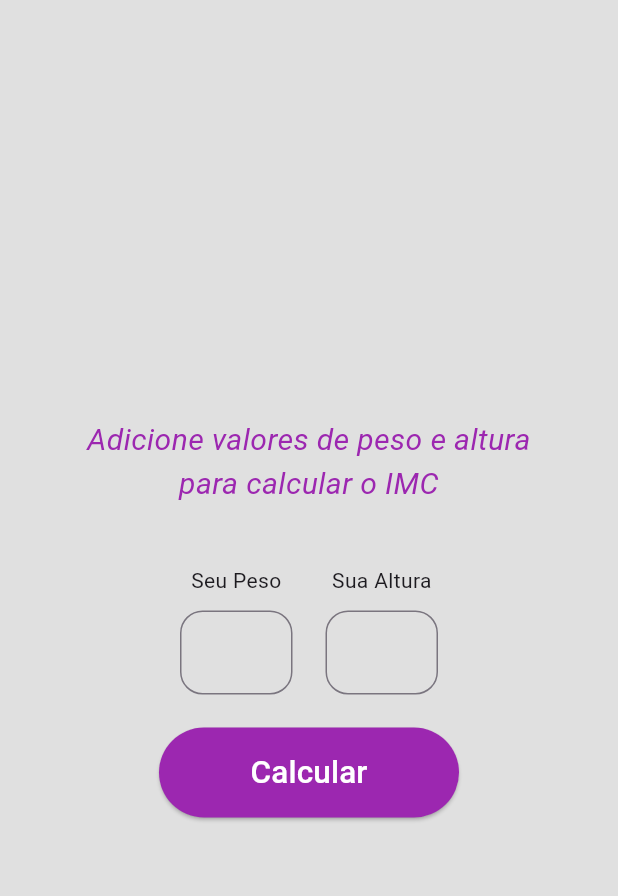
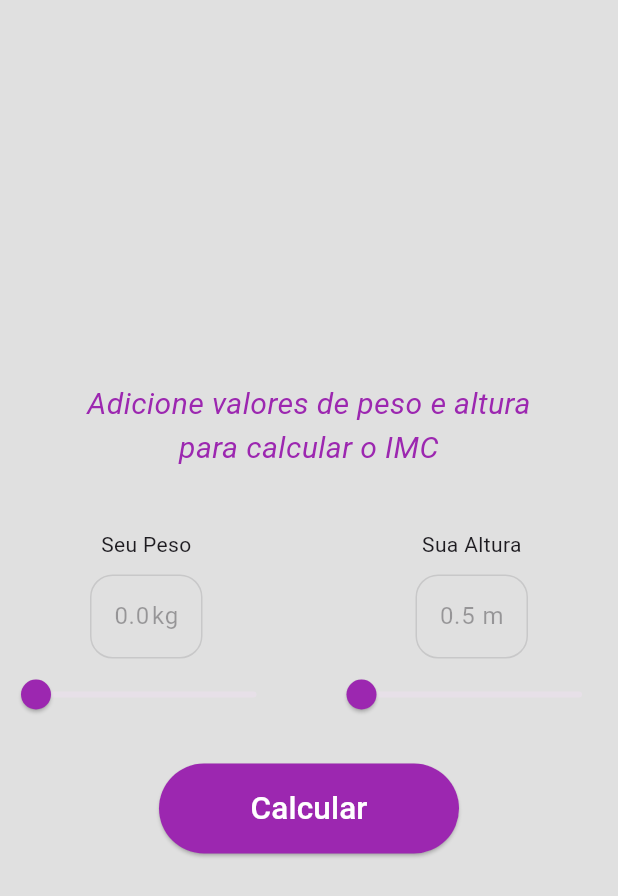
Before and after one commit to Italo520/App_Calculadora_Imc, a Flutter app: the screen it shows after launch, on a phone screen of 412 x 824 dp. Shown: the top 896 px of the screen. Run offline on Flutter 3.47's test engine with Material 3 defaults, Android fonts, the phone set to English and light mode, and no system bars.

```diff
--- a/lib/main.dart
+++ b/lib/main.dart
@@ -31,14 +31,16 @@ class _CalculadoraDeImcState extends State<CalculadoraDeImc> {
   late TextEditingController pesoController;
   late TextEditingController alturaController;
 
+  double valorPeso = 0.0;
+  double valorAltura = 0.5;
   double? imc;
   String? classificacao;
   Color? corResultado;
 
   @override
   void initState() {
-    pesoController = TextEditingController(text: '');
-    alturaController = TextEditingController(text: '');
+    pesoController = TextEditingController(text: valorPeso.toString());
+    alturaController = TextEditingController(text: valorAltura.toString());
     super.initState();
   }
 
@@ -98,13 +100,15 @@ class _CalculadoraDeImcState extends State<CalculadoraDeImc> {
             Row(
               mainAxisAlignment: MainAxisAlignment.center,
               children: [
-                Column(
+                Expanded(
+                  child: Column(
                     children: [
                       Text('Seu Peso'),
                       SizedBox(height: 10),
                       Container(
                         width: 75,
                         child: TextField(
+                          enabled: false,
                           controller: pesoController,
                           decoration: InputDecoration(
                             border: OutlineInputBorder(
@@ -115,16 +119,31 @@ class _CalculadoraDeImcState extends State<CalculadoraDeImc> {
                           keyboardType: TextInputType.number,
                         ),
                       ),
+                      Slider(
+                        value: valorPeso,
+                        activeColor: Colors.purple,
+                        onChanged: (peso) {
+                          setState(() {
+                            valorPeso = peso;
+                            pesoController.text = valorPeso.toString();
+                          });
+                        },
+                        min: 0,
+                        max: 250,
+                      ),
                     ],
                   ),
+                ),
                 SizedBox(width: 22),
-                Column(
+                Expanded(
+                  child: Column(
                     children: [
                       Text('Sua Altura'),
                       SizedBox(height: 10),
                       Container(
                         width: 75,
                         child: TextField(
+                          enabled: false,
                           controller: alturaController,
                           decoration: InputDecoration(
                             border: OutlineInputBorder(
@@ -135,7 +154,20 @@ class _CalculadoraDeImcState extends State<CalculadoraDeImc> {
                           keyboardType: TextInputType.number,
                         ),
                       ),
+                      Slider(
+                        value: valorAltura,
+                        activeColor: Colors.purple,
+                        onChanged: (altura) {
+                          setState(() {
+                            valorAltura = altura;
+                            alturaController.text = valorAltura.toString();
+                          });
+                        },
+                        min: 0.5,
+                        max: 2.50,
+                      ),
                     ],
+                  ),
                 ),
               ],
             ),
@@ -194,9 +226,9 @@ class _CalculadoraDeImcState extends State<CalculadoraDeImc> {
 
   Color getCorIMC(double imc) {
     if (imc <= 18.5) {
-      return Colors.brown;
+      return Colors.blue;
     } else if (imc <= 24.9) {
-      return Colors.blue;
+      return Colors.green;
     } else if (imc <= 29.9) {
       return Color(0xFFF4BE8E);
     } else if (imc <= 34.9) {
```
Lines whose indentation alone changed are shown as unchanged.
